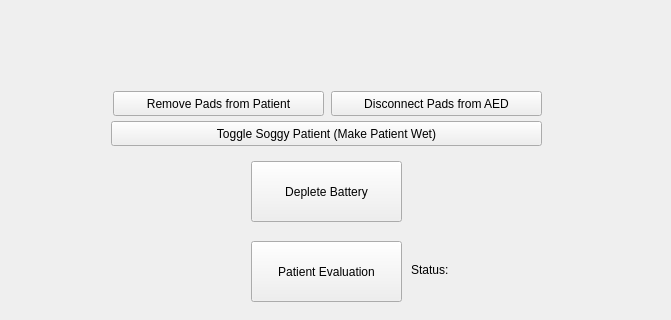
GrewalCreator/AED-Simulator, file AED_Simulator/testwindow.ui: the form before one commit; both pictures show x 339 to 1010 and y 89 to 409 of the 1010 by 409 pixel window.
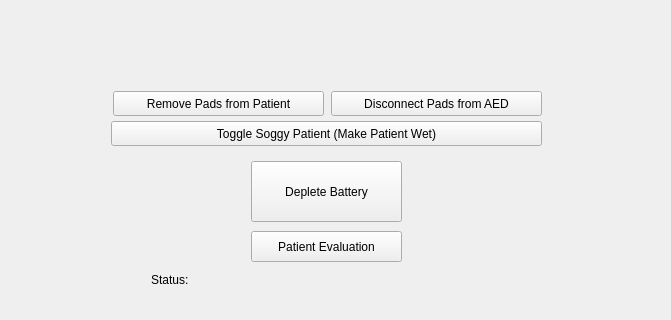
The form after the commit.

Commit message: fixed audio lagging UI, changed distribution of noise, added a comment in heartrate generator

The edit to the form file:
```diff
--- a/AED_Simulator/testwindow.ui
+++ b/AED_Simulator/testwindow.ui
@@ -211,9 +211,9 @@
     <property name="geometry">
      <rect>
       <x>590</x>
-      <y>330</y>
+      <y>320</y>
       <width>151</width>
-      <height>61</height>
+      <height>31</height>
      </rect>
     </property>
     <property name="text">
@@ -223,9 +223,9 @@
    <widget class="QLabel" name="eval_label">
     <property name="geometry">
      <rect>
-      <x>750</x>
-      <y>350</y>
-      <width>251</width>
+      <x>490</x>
+      <y>360</y>
+      <width>391</width>
       <height>17</height>
      </rect>
     </property>
```
The commit also changes 7 other files.
